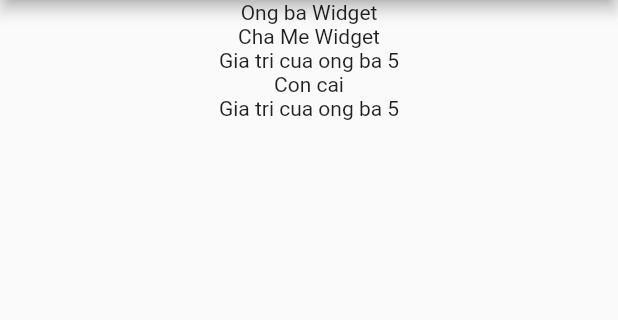
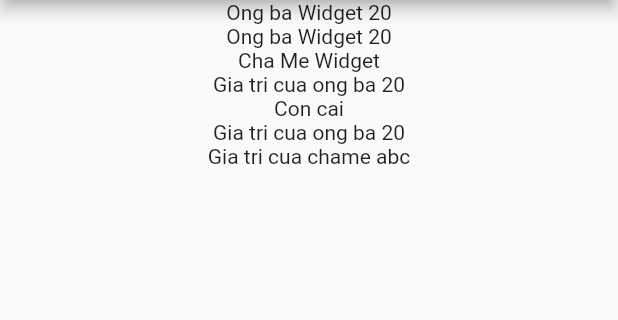
Before and after one commit to phamtanphat/flutter_widget_02022023, a Flutter app: the screen it shows after launch, on a phone screen of 412 x 824 dp, the part 84-404 px from its top. Run offline on Flutter 3.47's test engine with Material 2 defaults, Android fonts, the phone set to English and light mode, and no system bars.

Commit message:
demo context

```diff
--- a/lib/demo_context.dart
+++ b/lib/demo_context.dart
@@ -1,3 +1,5 @@
+import 'dart:math';
+
 import 'package:flutter/material.dart';
 
 class DemoContextPage extends StatefulWidget {
@@ -18,8 +20,12 @@ class _DemoContextPageState extends State<DemoContextPage> {
         constraints: BoxConstraints.expand(),
         child: Center(
           child: OngBaWidget(
-            child: ChaMeWidget(
-              child: ConCaiWidget()
+            child: Container(
+              child: OngBaWidget(
+                child: ChaMeWidget(
+                  child: ConCaiWidget()
+                ),
+              ),
             )
           ),
         ),
@@ -30,7 +36,7 @@ class _DemoContextPageState extends State<DemoContextPage> {
 
 class OngBaWidget extends StatelessWidget {
 
-  int number = 5;
+  int number = Random().nextInt(100);
   Widget child;
 
   OngBaWidget({required this.child});
@@ -40,7 +46,7 @@ class OngBaWidget extends StatelessWidget {
     return Container(
       child: Column(
         children: [
-          Text("Ong ba Widget"),
+          Text("Ong ba Widget $number"),
           child
         ],
       ),
@@ -50,6 +56,7 @@ class OngBaWidget extends StatelessWidget {
 
 class ChaMeWidget extends StatelessWidget {
 
+  String text = "abc";
   Widget child;
 
   ChaMeWidget({required this.child});
@@ -74,10 +81,12 @@ class ConCaiWidget extends StatelessWidget {
   @override
   Widget build(BuildContext context) {
     OngBaWidget? ongBaWidget = context.findAncestorWidgetOfExactType();
+    ChaMeWidget? chaMeWidget = context.findAncestorWidgetOfExactType();
     return Column(
       children: [
         Text("Con cai"),
         Text("Gia tri cua ong ba ${ongBaWidget?.number}"),
+        Text("Gia tri cua chame ${chaMeWidget?.text}"),
       ],
     );
   }
```
